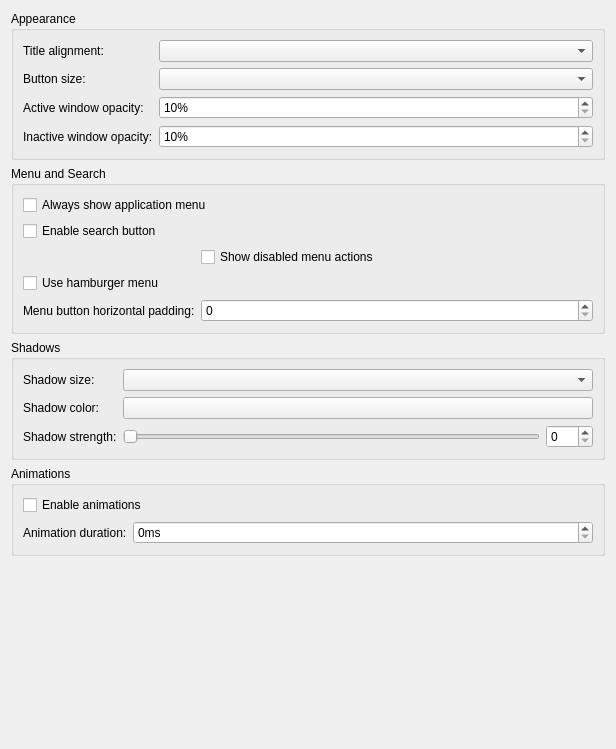
Above: src/kcm/config.ui from guiodic/material-decoration before the change. Below: the same form after it.
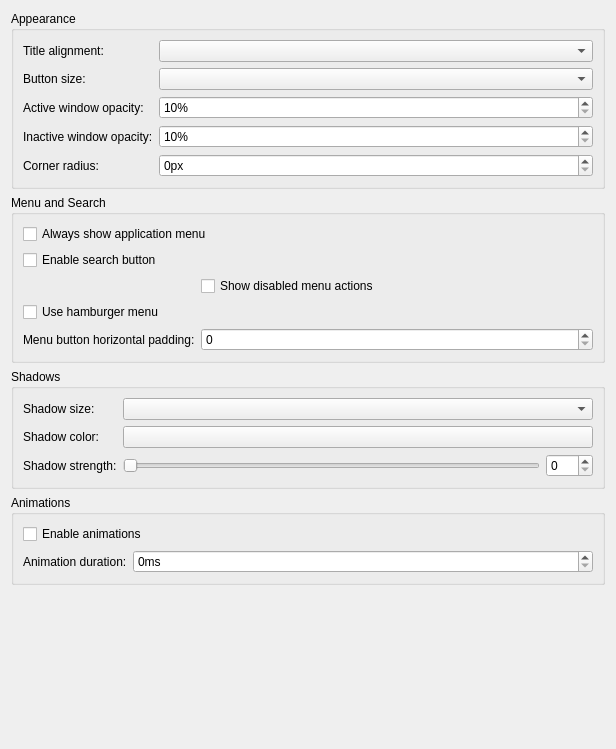
That is the form after the change. Custom widgets are drawn as their Qt base class.

Commit message: Rounded Corners try #1

```diff
--- a/src/kcm/config.ui
+++ b/src/kcm/config.ui
@@ -80,6 +80,26 @@
         </property>
        </widget>
       </item>
+      <item row="4" column="0">
+       <widget class="QLabel" name="label_10">
+        <property name="text">
+         <string>Corner radius:</string>
+        </property>
+       </widget>
+      </item>
+      <item row="4" column="1">
+       <widget class="QSpinBox" name="kcfg_CornerRadius">
+        <property name="suffix">
+         <string>px</string>
+        </property>
+        <property name="minimum">
+         <number>0</number>
+        </property>
+        <property name="maximum">
+         <number>24</number>
+        </property>
+       </widget>
+      </item>
      </layout>
     </widget>
    </item>
```
The commit also changes 3 other files.
